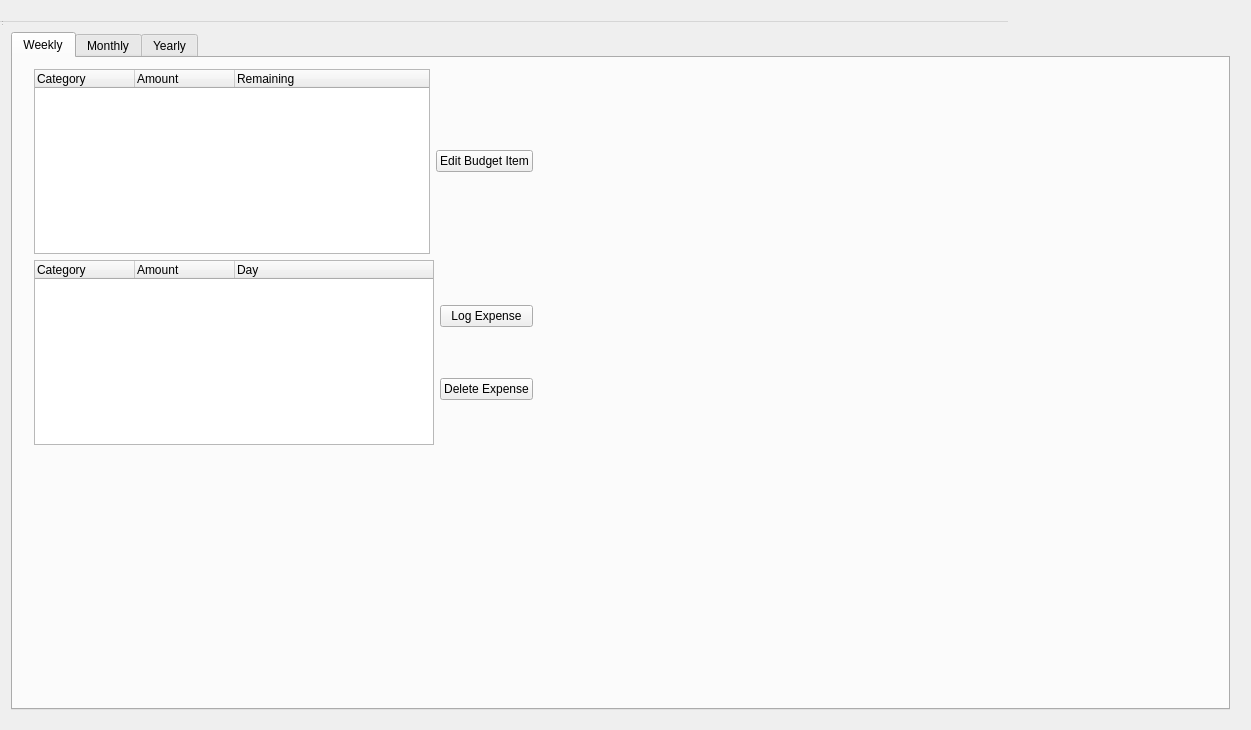
Before: the Qt Designer form src/budgettarget.ui in shimks/financial-wealth-management, drawn with Qt 5.
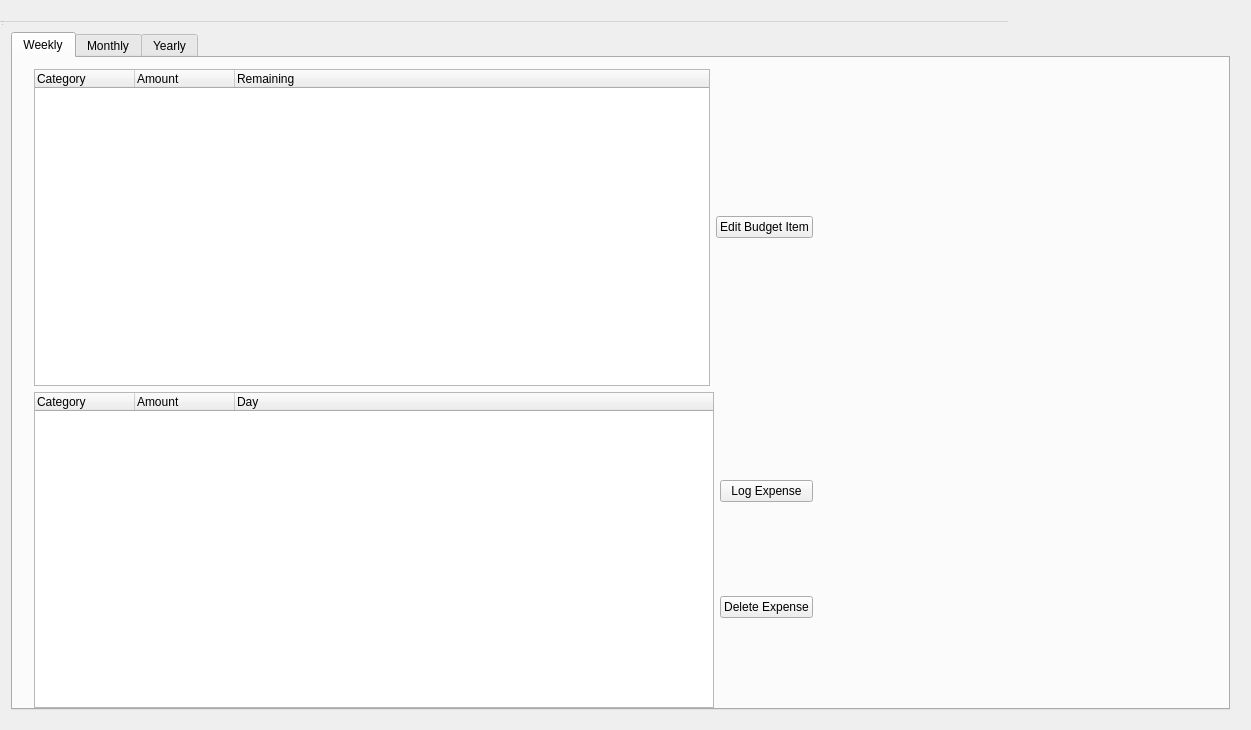
After: the same form once the commit is applied.

Commit message: Completed the yearly chart which is now displayed under the yearly tab.

Diff of the .ui file:
```diff
--- a/src/budgettarget.ui
+++ b/src/budgettarget.ui
@@ -51,8 +51,8 @@
            <rect>
             <x>10</x>
             <y>0</y>
-            <width>521</width>
-            <height>398</height>
+            <width>801</width>
+            <height>661</height>
            </rect>
           </property>
           <layout class="QVBoxLayout" name="verticalLayout_5">
```
Left out of the diff: 4 changed lines with no effect on the pictures. The commit also changes 3 other files.
